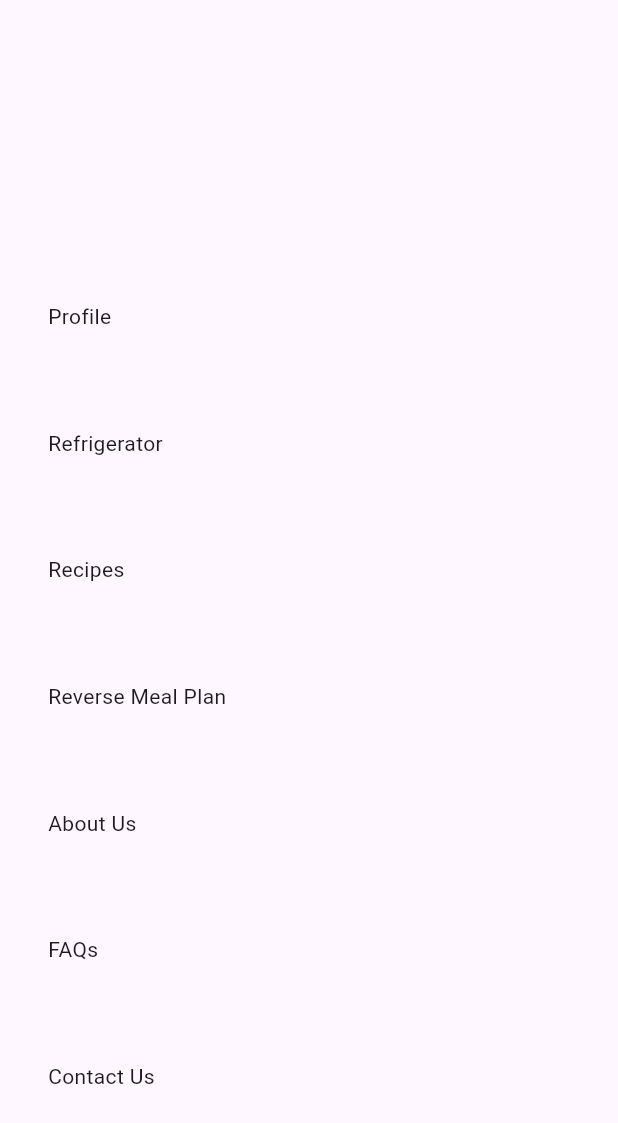
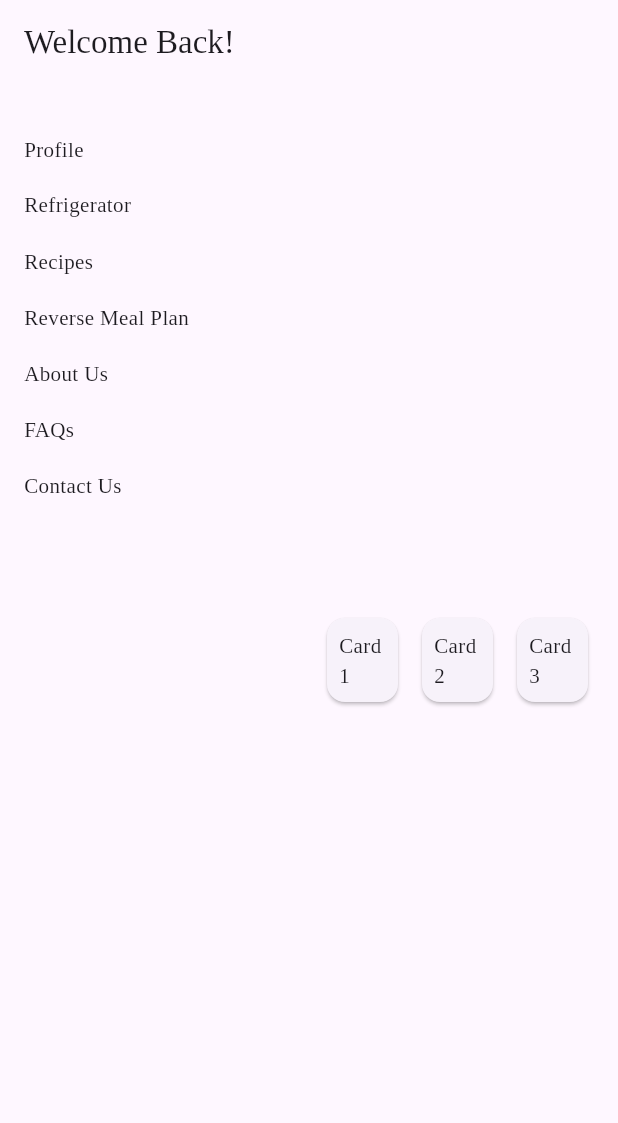
Before and after one commit to Michonn3/my-flutter-app, a Flutter app: the HomeScreen screen opened directly with empty values, on a phone screen of 412 x 824 dp. Shown: the top 1123 px of the screen. Run offline on Flutter 3.47's test engine with Material 3 defaults, Android fonts, the phone set to English and light mode, and no system bars; our stand-ins replace file_picker.

Commit message:
Update HomeScreenUI to match AppTheme and add 3 cards
- Updated HomeScreen layout to apply consistent styling from AppTheme
- Added 3 new cards to the HomeScreen UI for better content organization
- Ensured alignment with global design system

```diff
--- a/lib/home_screen.dart
+++ b/lib/home_screen.dart
@@ -1,5 +1,4 @@
 import 'package:flutter/material.dart';
-import './utils/pdf_handler.dart';
 
 class HomeScreen extends StatelessWidget {
   final String userName;
@@ -7,8 +6,10 @@ class HomeScreen extends StatelessWidget {
 
   @override
   Widget build(BuildContext context) {
-    return Padding(
-      padding: const EdgeInsets.all(32),
+    return Scaffold(
+      appBar: AppBar(title: Text('Welcome Back!')),
+      body: Padding(
+        padding: const EdgeInsets.all(16), // add some space arount
         child: Row(
           children: [
             Expanded(
@@ -16,7 +17,7 @@ class HomeScreen extends StatelessWidget {
                 crossAxisAlignment: CrossAxisAlignment.start,
                 mainAxisAlignment: MainAxisAlignment.spaceEvenly,
                 children: [
-                SizedBox(height: 40),
+                  // SizedBox(height: 20),
                   Row(children: [Text('Profile')]),
                   Row(children: [Text('Refrigerator')]),
                   Row(children: [Text('Recipes')]),
@@ -24,33 +25,48 @@ class HomeScreen extends StatelessWidget {
                   Row(children: [Text('About Us')]),
                   Row(children: [Text('FAQs')]),
                   Row(children: [Text('Contact Us')]),
+                  SizedBox(height: 440),
+                ],
+              ),
+            ),
+            SizedBox(width: 16), // Space between column and cards
+            // Cards on the right
+            Expanded(
+              // Prevent overflow if screen is small
+              child: Row(
+                children: [
+                  Expanded(
+                    child: Card(
+                      child: Padding(
+                        padding: const EdgeInsets.all(8),
+                        child: Text('Card 1'),
+                      ),
+                    ),
+                  ),
+                  SizedBox(width: 8),
+                  Expanded(
+                    child: Card(
+                      child: Padding(
+                        padding: const EdgeInsets.all(8),
+                        child: Text('Card 2'),
+                      ),
+                    ),
+                  ),
+                  SizedBox(width: 8),
+                  Expanded(
+                    child: Card(
+                      child: Padding(
+                        padding: const EdgeInsets.all(8),
+                        child: Text('Card 3'),
+                      ),
+                    ),
+                  ),
                 ],
               ),
             ),
           ],
         ),
+      ),
     );
-    /* return Scaffold(
-      appBar: AppBar(
-        title: Text(
-          'Welcome back, $userName!',
-          style: const TextStyle(
-            fontStyle: FontStyle.italic,
-            fontWeight: FontWeight.bold,
-          ),
-        ),
-      ),
-      body: Center(
-        child: ElevatedButton(
-          onPressed: () {
-            Navigator.push(
-              context,
-              MaterialPageRoute(builder: (context) => FilePickerHomePage()),
-            );
-          },
-          child: Text('Go to Upload Page'),
-        ),
-      ),
-    );*/
   }
 }
--- a/lib/main.dart
+++ b/lib/main.dart
@@ -1,16 +1,19 @@
 import 'package:flutter/material.dart';
 import 'create_profile_page.dart';
+import 'package:groceries_to_kart/theme/app_theme.dart';
 
 void main() {
   runApp(MyApp());
 }
 
 class MyApp extends StatelessWidget {
+  const MyApp({super.key});
+
   @override
   Widget build(BuildContext context) {
     return MaterialApp(
       title: 'Recipes to Kart',
-      theme: ThemeData(primarySwatch: Colors.lightBlue),
+      theme: ThemeData(fontFamily: 'LiberationSerif'),
       home: CreateProfilePage(),
       debugShowCheckedModeBanner: false,
     );
```
Also changed, not shown: lib/create_profile_page.dart (+15 -21 lines), lib/theme/app_theme.dart (+14 -0 lines), lib/utils/pdf_handler.dart (+5 -3 lines), pubspec.yaml (+14 -13 lines), lib/assets/fonts/LiberationSerif-Bold.ttf (renamed from lib/assets/LiberationSerif-Bold.ttf), lib/assets/fonts/LiberationSerif-BoldItalic.ttf (renamed from lib/assets/LiberationSerif-BoldItalic.ttf), lib/assets/fonts/LiberationSerif-Italic.ttf (renamed from lib/assets/LiberationSerif-Italic.ttf), lib/assets/fonts/LiberationSerif-Regular.ttf (renamed from lib/assets/LiberationSerif-Regular.ttf), pubspec.lock. Lines whose indentation alone changed are shown as unchanged.
